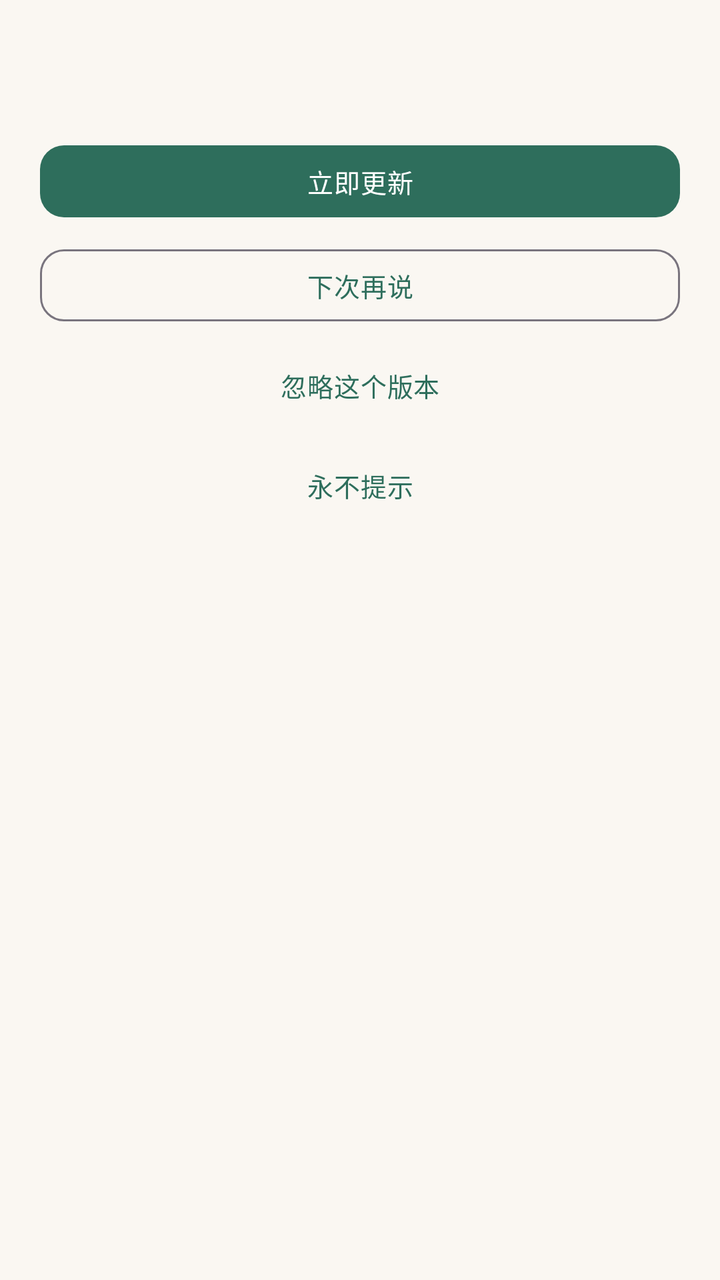
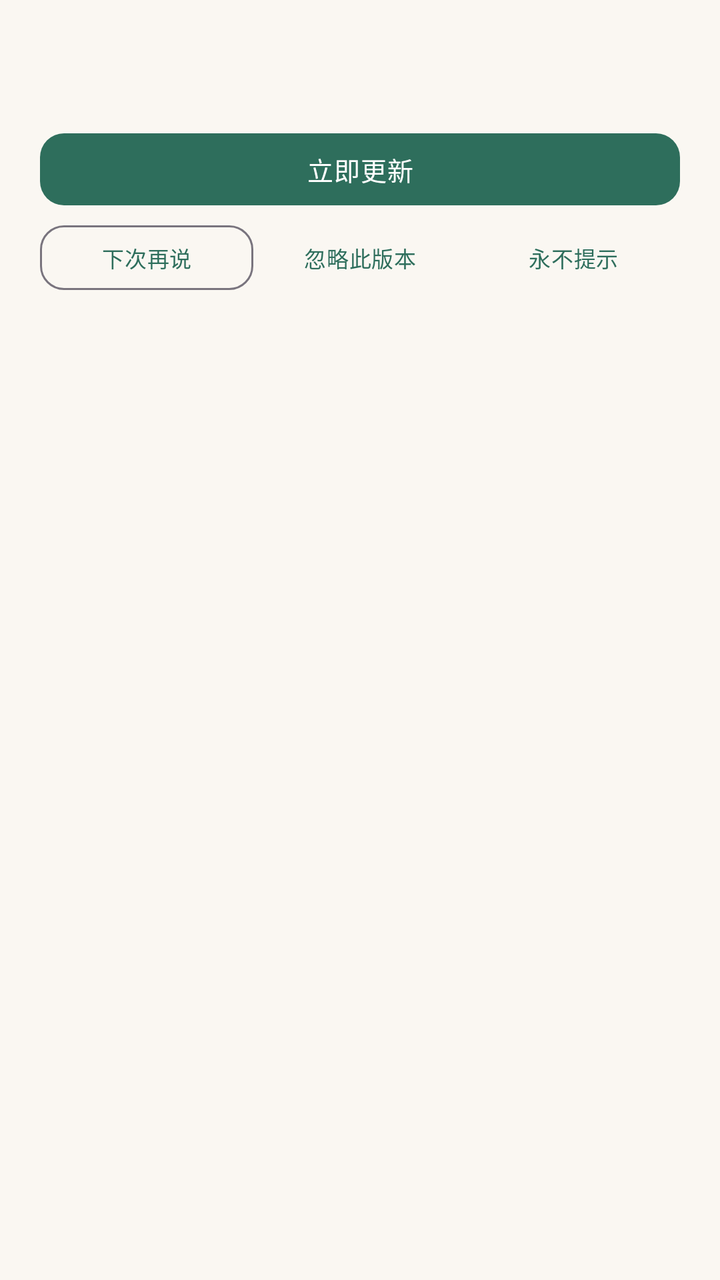

Before-and-after screenshots of an Android layout around one commit, followed by the original layout XML and the change that was made.
<!-- AndroidManifest.xml: application theme Theme.Bookshelf -->
<!-- res/layout/dialog_update.xml -->
<?xml version="1.0" encoding="utf-8"?>
<LinearLayout xmlns:android="http://schemas.android.com/apk/res/android"
    android:layout_width="match_parent"
    android:layout_height="wrap_content"
    android:orientation="vertical"
    android:paddingStart="20dp"
    android:paddingEnd="20dp"
    android:paddingTop="8dp">

    <TextView
        android:id="@+id/tv_new_version"
        android:layout_width="match_parent"
        android:layout_height="wrap_content"
        android:textSize="14sp"
        android:textStyle="bold"
        android:textColor="@color/text_main" />

    <ScrollView
        android:layout_width="match_parent"
        android:layout_height="wrap_content"
        android:layout_marginTop="8dp"
        android:maxHeight="220dp">

        <TextView
            android:id="@+id/tv_update_notes"
            android:layout_width="match_parent"
            android:layout_height="wrap_content"
            android:textSize="13sp"
            android:lineSpacingMultiplier="1.4"
            android:textColor="@color/text_sub" />
    </ScrollView>

    <com.google.android.material.button.MaterialButton
        android:id="@+id/btn_update_now"
        android:layout_width="match_parent"
        android:layout_height="wrap_content"
        android:layout_marginTop="16dp"
        android:text="立即更新" />

    <com.google.android.material.button.MaterialButton
        android:id="@+id/btn_next_time"
        style="@style/Widget.Bookshelf.Button.Outlined"
        android:layout_width="match_parent"
        android:layout_height="wrap_content"
        android:layout_marginTop="8dp"
        android:text="下次再说" />

    <com.google.android.material.button.MaterialButton
        android:id="@+id/btn_ignore_version"
        style="@style/Widget.Bookshelf.Button.Text"
        android:layout_width="match_parent"
        android:layout_height="wrap_content"
        android:layout_marginTop="4dp"
        android:text="忽略这个版本" />

    <com.google.android.material.button.MaterialButton
        android:id="@+id/btn_never"
        style="@style/Widget.Bookshelf.Button.Text"
        android:layout_width="match_parent"
        android:layout_height="wrap_content"
        android:layout_marginTop="2dp"
        android:layout_marginBottom="4dp"
        android:text="永不提示" />
</LinearLayout>
<!-- resources referenced by this layout -->
<resources>
  <color name="text_main">#2B2B2B</color>
  <color name="text_sub">#8A8A8A</color>
  <style name="Widget.Bookshelf.Button.Outlined" parent="Widget.Material3.Button.OutlinedButton">
          <item name="shapeAppearance">@style/ShapeAppearance.Bookshelf.Medium</item>
          <item name="android:textSize">@dimen/text_body_small</item>
          <item name="android:letterSpacing">0.02</item>
          <item name="android:minHeight">44dp</item>
          <item name="cornerRadius">@dimen/radius_md</item>
      </style>
  <style name="Widget.Bookshelf.Button.Text" parent="Widget.Material3.Button.TextButton">
          <item name="shapeAppearance">@style/ShapeAppearance.Bookshelf.Medium</item>
          <item name="android:textSize">@dimen/text_body_small</item>
          <item name="android:letterSpacing">0.02</item>
          <item name="cornerRadius">@dimen/radius_md</item>
      </style>
  <style name="Theme.Bookshelf" parent="Theme.Bookshelf.Base">
          <item name="colorPrimary">@color/primary</item>
          <item name="colorPrimaryVariant">@color/primary_dark</item>
          <item name="colorSecondary">@color/accent</item>
          
          <item name="chip_bg">@color/chip_bg</item>
          <item name="primary_container">@color/green_container</item>
          <item name="on_primary_container">@color/green_on_container</item>
      </style>
  <style name="ShapeAppearance.Bookshelf.Medium" parent="ShapeAppearance.Material3.Corner.Medium">
          <item name="cornerSize">@dimen/radius_md</item>
      </style>
  <dimen name="text_body_small">13sp</dimen>
  <dimen name="radius_md">12dp</dimen>
  <color name="primary">#2E6E5C</color>
  <color name="primary_dark">#1F4D40</color>
  <color name="accent">#C08A3E</color>
  <color name="chip_bg">#E8F0ED</color>
  <color name="green_container">#E6F0EC</color>
  <color name="green_on_container">#1C4A3E</color>
  <color name="bg_page">#FAF7F2</color>
  <color name="surface">#FFFFFF</color>
  <color name="surface_dim">#F4F0E9</color>
  <color name="outline">#E6E0D5</color>
  <color name="outline_strong">#CFC5B4</color>
  <style name="Widget.Bookshelf.Button" parent="Widget.Material3.Button">
          <item name="shapeAppearance">@style/ShapeAppearance.Bookshelf.Medium</item>
          <item name="android:textSize">@dimen/text_body_small</item>
          <item name="android:letterSpacing">0.02</item>
          <item name="android:minHeight">44dp</item>
          <item name="cornerRadius">@dimen/radius_md</item>
      </style>
  <style name="Widget.Bookshelf.TextField" parent="Widget.Material3.TextInputLayout.OutlinedBox">
          <item name="boxStrokeColor">@color/text_field_stroke</item>
          <item name="boxStrokeWidth">1dp</item>
          <item name="boxStrokeWidthFocused">1.5dp</item>
          <item name="boxCornerRadiusTopStart">@dimen/radius_md</item>
          <item name="boxCornerRadiusTopEnd">@dimen/radius_md</item>
          <item name="boxCornerRadiusBottomStart">@dimen/radius_md</item>
          <item name="boxCornerRadiusBottomEnd">@dimen/radius_md</item>
          <item name="boxBackgroundColor">?attr/surface</item>
          <item name="hintTextColor">?attr/colorPrimary</item>
          <item name="android:textColorHint">?attr/on_surface_variant</item>
      </style>
  <style name="Widget.Bookshelf.MaterialCard" parent="Widget.Material3.CardView.Outlined">
          <item name="cardCornerRadius">@dimen/card_corner</item>
          <item name="cardElevation">0dp</item>
          <item name="strokeColor">?attr/outline</item>
          <item name="strokeWidth">1dp</item>
      </style>
  <dimen name="card_corner">16dp</dimen>
  <!-- unchanged entries left out for length: 1 -->
</resources>

<!-- the commit's change to res/layout/dialog_update.xml (unified diff, before → after) -->
@@ -1,11 +1,12 @@
 <?xml version="1.0" encoding="utf-8"?>
 <LinearLayout xmlns:android="http://schemas.android.com/apk/res/android"
+    xmlns:app="http://schemas.android.com/apk/res-auto"
     android:layout_width="match_parent"
     android:layout_height="wrap_content"
     android:orientation="vertical"
     android:paddingStart="20dp"
     android:paddingEnd="20dp"
-    android:paddingTop="8dp">
+    android:paddingTop="4dp">
 
     <TextView
         android:id="@+id/tv_new_version"
@@ -15,50 +16,95 @@
         android:textStyle="bold"
         android:textColor="@color/text_main" />
 
+    
     <ScrollView
+        android:id="@+id/scroll_notes"
         android:layout_width="match_parent"
         android:layout_height="wrap_content"
         android:layout_marginTop="8dp"
-        android:maxHeight="220dp">
+        android:scrollbars="vertical"
+        android:overScrollMode="ifContentScrolls">
 
         <TextView
             android:id="@+id/tv_update_notes"
             android:layout_width="match_parent"
             android:layout_height="wrap_content"
+            android:paddingStart="0dp"
+            android:paddingEnd="4dp"
             android:textSize="13sp"
             android:lineSpacingMultiplier="1.4"
             android:textColor="@color/text_sub" />
     </ScrollView>
 
+    
     <com.google.android.material.button.MaterialButton
         android:id="@+id/btn_update_now"
         android:layout_width="match_parent"
         android:layout_height="wrap_content"
-        android:layout_marginTop="16dp"
+        android:layout_marginTop="14dp"
         android:text="立即更新" />
 
-    <com.google.android.material.button.MaterialButton
-        android:id="@+id/btn_next_time"
-        style="@style/Widget.Bookshelf.Button.Outlined"
+    
+    <LinearLayout
         android:layout_width="match_parent"
         android:layout_height="wrap_content"
-        android:layout_marginTop="8dp"
-        android:text="下次再说" />
+        android:layout_marginTop="6dp"
+        android:baselineAligned="false"
+        android:orientation="horizontal">
 
-    <com.google.android.material.button.MaterialButton
-        android:id="@+id/btn_ignore_version"
-        style="@style/Widget.Bookshelf.Button.Text"
+        <com.google.android.material.button.MaterialButton
+            android:id="@+id/btn_next_time"
+            style="@style/Widget.Bookshelf.Button.Outlined"
+            android:layout_width="0dp"
+            android:layout_height="wrap_content"
+            android:layout_weight="1"
+            android:insetLeft="0dp"
+            android:insetRight="0dp"
+            android:insetTop="0dp"
+            android:insetBottom="0dp"
+            android:minWidth="0dp"
+            android:minHeight="0dp"
+            android:paddingHorizontal="4dp"
+            android:paddingVertical="8dp"
+            android:text="下次再说"
+            android:textSize="@dimen/text_caption" />
+
+        <com.google.android.material.button.MaterialButton
+            android:id="@+id/btn_ignore_version"
+            style="@style/Widget.Bookshelf.Button.Text"
+            android:layout_width="0dp"
+            android:layout_height="wrap_content"
+            android:layout_weight="1"
+            android:insetLeft="0dp"
+            android:insetRight="0dp"
+            android:insetTop="0dp"
+            android:insetBottom="0dp"
+            android:minWidth="0dp"
+            android:minHeight="0dp"
+            android:paddingHorizontal="4dp"
+            android:paddingVertical="8dp"
+            android:text="忽略此版本"
+            android:textSize="@dimen/text_caption" />
+
+        <com.google.android.material.button.MaterialButton
+            android:id="@+id/btn_never"
+            style="@style/Widget.Bookshelf.Button.Text"
+            android:layout_width="0dp"
+            android:layout_height="wrap_content"
+            android:layout_weight="1"
+            android:insetLeft="0dp"
+            android:insetRight="0dp"
+            android:insetTop="0dp"
+            android:insetBottom="0dp"
+            android:minWidth="0dp"
+            android:minHeight="0dp"
+            android:paddingHorizontal="4dp"
+            android:paddingVertical="8dp"
+            android:text="永不提示"
+            android:textSize="@dimen/text_caption" />
+    </LinearLayout>
+
+    <View
         android:layout_width="match_parent"
-        android:layout_height="wrap_content"
-        android:layout_marginTop="4dp"
-        android:text="忽略这个版本" />
-
-    <com.google.android.material.button.MaterialButton
-        android:id="@+id/btn_never"
-        style="@style/Widget.Bookshelf.Button.Text"
-        android:layout_width="match_parent"
-        android:layout_height="wrap_content"
-        android:layout_marginTop="2dp"
-        android:layout_marginBottom="4dp"
-        android:text="永不提示" />
+        android:layout_height="2dp" />
 </LinearLayout>
<!-- resource entries referenced after the edit -->
@@ -2,6 +2,7 @@
 <resources>
   <color name="text_main">#2B2B2B</color>
   <color name="text_sub">#8A8A8A</color>
+  <dimen name="text_caption">11sp</dimen>
   <style name="Widget.Bookshelf.Button.Outlined" parent="Widget.Material3.Button.OutlinedButton">
           <item name="shapeAppearance">@style/ShapeAppearance.Bookshelf.Medium</item>
           <item name="android:textSize">@dimen/text_body_small</item>
